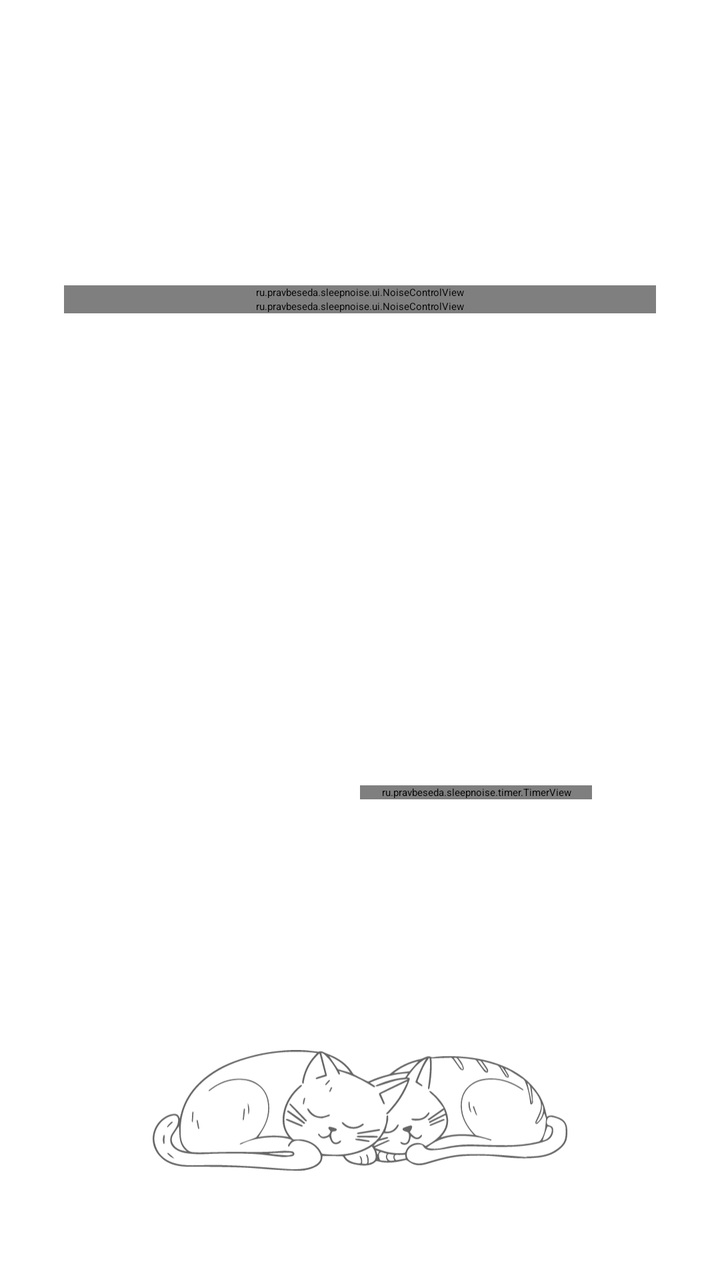
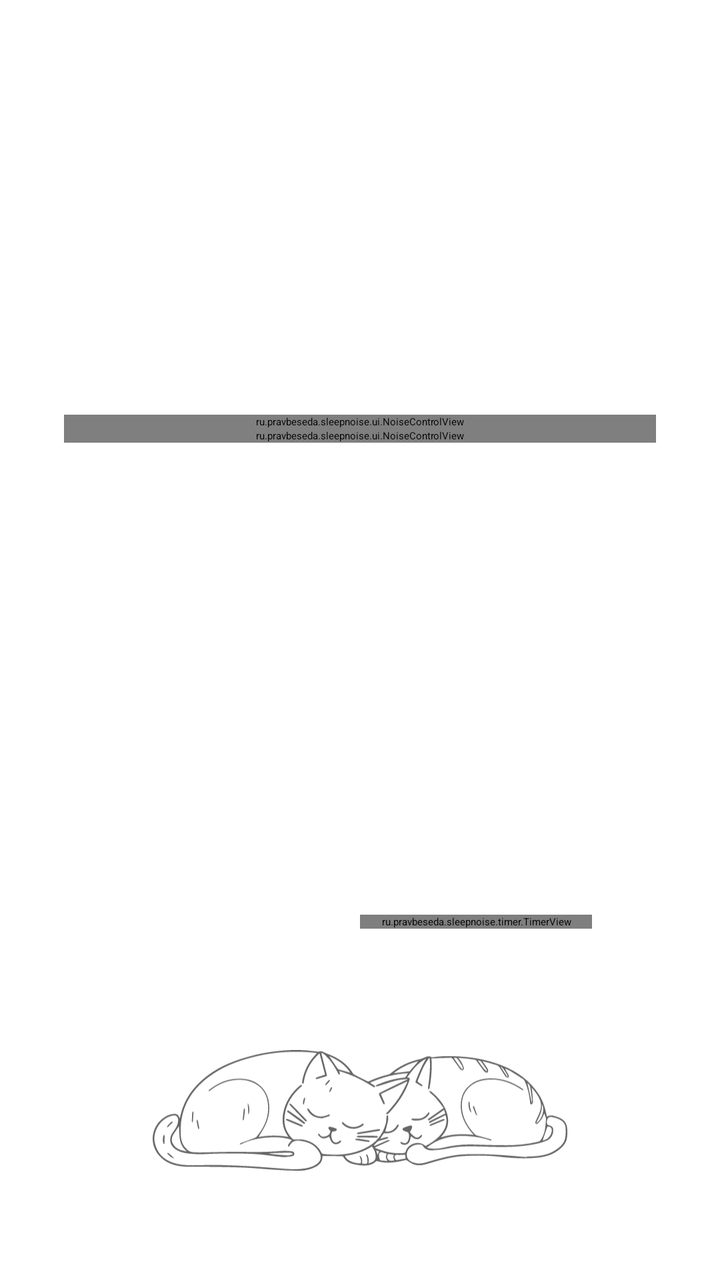

An Android layout rendered at two revisions. The XML below is the earlier revision; the diff shows what the commit changed to produce the second picture.
<!-- AndroidManifest.xml: application theme Theme.SleepNoise.Splash -->
<!-- res/layout/activity_main.xml -->
<?xml version="1.0" encoding="utf-8"?>
<androidx.constraintlayout.widget.ConstraintLayout
    xmlns:android="http://schemas.android.com/apk/res/android"
    xmlns:app="http://schemas.android.com/apk/res-auto"
    android:layout_width="match_parent"
    android:layout_height="match_parent"
    android:fitsSystemWindows="true"
    android:padding="32dp">

    
    <androidx.constraintlayout.widget.Guideline
        android:id="@+id/rowsBottom"
        android:layout_width="wrap_content"
        android:layout_height="wrap_content"
        android:orientation="horizontal"
        app:layout_constraintGuide_percent="0.45"/>

    <ScrollView
        android:id="@+id/noiseScroll"
        android:layout_width="0dp"
        android:layout_height="0dp"
        android:layout_marginBottom="@dimen/screen_block_spacing"
        android:fillViewport="true"
        app:layout_constraintTop_toTopOf="parent"
        app:layout_constraintBottom_toTopOf="@id/rowsBottom"
        app:layout_constraintStart_toStartOf="parent"
        app:layout_constraintEnd_toEndOf="parent">

        
        <LinearLayout
            android:layout_width="match_parent"
            android:layout_height="wrap_content"
            android:orientation="vertical"
            android:gravity="center">

            <ru.pravbeseda.sleepnoise.ui.NoiseControlView
                android:id="@+id/pinkNoiseControl"
                android:layout_width="match_parent"
                android:layout_height="wrap_content"/>

            <ru.pravbeseda.sleepnoise.ui.NoiseControlView
                android:id="@+id/brownNoiseControl"
                android:layout_width="match_parent"
                android:layout_height="wrap_content"/>

            
            <LinearLayout
                android:id="@+id/noiseLabContainer"
                android:layout_width="match_parent"
                android:layout_height="wrap_content"
                android:orientation="vertical"
                android:gravity="center_horizontal"
                android:visibility="gone"/>
        </LinearLayout>
    </ScrollView>

    <LinearLayout
        android:id="@+id/playTimerContainer"
        android:layout_width="0dp"
        android:layout_height="wrap_content"
        android:layout_marginBottom="@dimen/screen_block_spacing"
        android:baselineAligned="false"
        android:orientation="horizontal"
        android:gravity="center"
        app:layout_constraintTop_toTopOf="@id/rowsBottom"
        app:layout_constraintBottom_toTopOf="@id/cats"
        app:layout_constraintStart_toStartOf="parent"
        app:layout_constraintEnd_toEndOf="parent">

        <LinearLayout
            android:layout_width="0dp"
            android:layout_height="wrap_content"
            android:layout_weight="1"
            android:gravity="center"
            android:orientation="vertical">

            
            <ImageButton
                android:id="@+id/playButton"
                android:layout_width="@dimen/play_button_size"
                android:layout_height="@dimen/play_button_size"
                android:background="@drawable/play_button_background"
                android:contentDescription="@string/play_button"
                android:padding="@dimen/play_button_padding"
                android:scaleType="fitCenter"
                android:src="@drawable/ic_play"
                android:layout_gravity="center"/>
        </LinearLayout>

        
        <LinearLayout
            android:layout_width="0dp"
            android:layout_height="wrap_content"
            android:layout_weight="1"
            android:gravity="center"
            android:orientation="vertical"
            android:paddingStart="0dp"
            android:paddingEnd="@dimen/content_horizontal_inset">

            <ru.pravbeseda.sleepnoise.timer.TimerView
                android:id="@+id/timerView"
                android:layout_width="match_parent"
                android:layout_height="wrap_content"/>
        </LinearLayout>
    </LinearLayout>

    
    <ImageView
        android:id="@+id/cats"
        android:layout_width="0dp"
        android:layout_height="0dp"
        app:layout_constraintWidth_default="percent"
        app:layout_constraintWidth_percent="0.7"
        app:layout_constraintDimensionRatio="H,585.62:170.1"
        app:layout_constraintHeight_max="@dimen/cats_max_height"
        android:scaleType="fitCenter"
        android:src="@drawable/cats"
        app:layout_constraintBottom_toTopOf="@id/version_text"
        app:layout_constraintStart_toStartOf="parent"
        app:layout_constraintEnd_toEndOf="parent"/>

    <TextView
        android:id="@+id/version_text"
        android:layout_width="wrap_content"
        android:layout_height="wrap_content"
        android:text="@string/version"
        android:textColor="?attr/colorVersionText"
        android:textSize="11sp"
        android:paddingTop="8dp"
        app:layout_constraintBottom_toBottomOf="parent"
        app:layout_constraintStart_toStartOf="parent"
        app:layout_constraintEnd_toEndOf="parent"/>

</androidx.constraintlayout.widget.ConstraintLayout>
<!-- resources referenced by this layout -->
<resources>
  <dimen name="cats_max_height">96dp</dimen>
  <dimen name="content_horizontal_inset">32dp</dimen>
  <dimen name="play_button_padding">12dp</dimen>
  <dimen name="play_button_size">56dp</dimen>
  <dimen name="screen_block_spacing">24dp</dimen>
  <!-- drawable cats: vector/xml drawable (drawable, 22311 chars, omitted) -->
  <!-- drawable ic_play (drawable) -->
  <vector xmlns:android="http://schemas.android.com/apk/res/android"
      android:width="48dp"
      android:height="48dp"
      android:viewportWidth="24"
      android:viewportHeight="24"
      android:tint="?attr/colorOnAccent">
      <path
          android:fillColor="@android:color/white"
          android:pathData="M8,5v14l11,-7z"/>
  </vector>
  <!-- drawable play_button_background (drawable) -->
  <?xml version="1.0" encoding="utf-8"?>
  <ripple xmlns:android="http://schemas.android.com/apk/res/android"
      android:color="?attr/colorControlHighlight">
      <item>
          <shape android:shape="oval">
              <solid android:color="?attr/colorAccent"/>
          </shape>
      </item>
  </ripple>
  <string name="play_button">Play</string>
  <string name="version">Version %1$s (%2$d)</string>
  <style name="Theme.SleepNoise.Splash" parent="@style/Theme.SplashScreen">
          <item name="windowSplashScreenAnimatedIcon">@mipmap/ic_launcher</item>
          <item name="windowSplashScreenBackground">@color/splash_background</item>
          <item name="postSplashScreenTheme">@style/Theme.SleepNoise.Purple</item>
      </style>
  <color name="splash_background">#430985</color>
  <style name="Theme.SleepNoise.Purple" parent="Theme.AppCompat">
          <item name="android:windowBackground">@drawable/window_background_purple</item>
          <item name="colorPrimary">@color/purple_action_bar</item>
          <item name="colorPrimaryDark">@color/purple_action_bar</item>
          <item name="colorAccent">@color/purple_accent</item>
          <item name="colorControlNormal">@color/purple_foreground</item>
          <item name="colorOnPrimary">@color/purple_foreground</item>
          <item name="colorOnAccent">@color/purple_on_accent</item>
          <item name="colorSliderTrack">@color/purple_slider_track</item>
          <item name="android:textColorPrimary">@color/purple_foreground</item>
          <item name="android:textColorSecondary">@color/purple_foreground_dim</item>
          <item name="colorVersionText">@color/purple_foreground_dim</item>
      </style>
  <!-- drawable window_background_purple (drawable) -->
  <?xml version="1.0" encoding="utf-8"?>
  <shape xmlns:android="http://schemas.android.com/apk/res/android"
      android:shape="rectangle">
      <gradient
          android:angle="270"
          android:endColor="@color/purple_background_bottom"
          android:startColor="@color/purple_background_top"
          android:type="linear"/>
  </shape>
  <color name="purple_action_bar">#1D0440</color>
  <color name="purple_accent">#C7A9FF</color>
  <color name="purple_foreground">#EFE7FF</color>
  <color name="purple_on_accent">#25064F</color>
  <color name="purple_slider_track">#4DC7A9FF</color>
  <color name="purple_foreground_dim">#B49BDD</color>
  <color name="purple_background_bottom">#430985</color>
  <color name="purple_background_top">#25064F</color>
</resources>

<!-- the commit's change to res/layout/activity_main.xml (unified diff, before → after) -->
@@ -7,22 +7,16 @@
     android:fitsSystemWindows="true"
     android:padding="32dp">
 
-    
-    <androidx.constraintlayout.widget.Guideline
-        android:id="@+id/rowsBottom"
-        android:layout_width="wrap_content"
-        android:layout_height="wrap_content"
-        android:orientation="horizontal"
-        app:layout_constraintGuide_percent="0.45"/>
-
     <ScrollView
         android:id="@+id/noiseScroll"
         android:layout_width="0dp"
         android:layout_height="0dp"
         android:layout_marginBottom="@dimen/screen_block_spacing"
         android:fillViewport="true"
+        android:requiresFadingEdge="vertical"
+        android:fadingEdgeLength="@dimen/scroll_fade_length"
         app:layout_constraintTop_toTopOf="parent"
-        app:layout_constraintBottom_toTopOf="@id/rowsBottom"
+        app:layout_constraintBottom_toTopOf="@id/playTimerContainer"
         app:layout_constraintStart_toStartOf="parent"
         app:layout_constraintEnd_toEndOf="parent">
 
@@ -62,7 +56,6 @@
         android:baselineAligned="false"
         android:orientation="horizontal"
         android:gravity="center"
-        app:layout_constraintTop_toTopOf="@id/rowsBottom"
         app:layout_constraintBottom_toTopOf="@id/cats"
         app:layout_constraintStart_toStartOf="parent"
         app:layout_constraintEnd_toEndOf="parent">
<!-- resource entries referenced after the edit -->
@@ -5,6 +5,7 @@
   <dimen name="play_button_padding">12dp</dimen>
   <dimen name="play_button_size">56dp</dimen>
   <dimen name="screen_block_spacing">24dp</dimen>
+  <dimen name="scroll_fade_length">24dp</dimen>
   <!-- drawable cats: vector/xml drawable (drawable, 22311 chars, omitted) -->
   <!-- drawable ic_play (drawable) -->
   <vector xmlns:android="http://schemas.android.com/apk/res/android"
